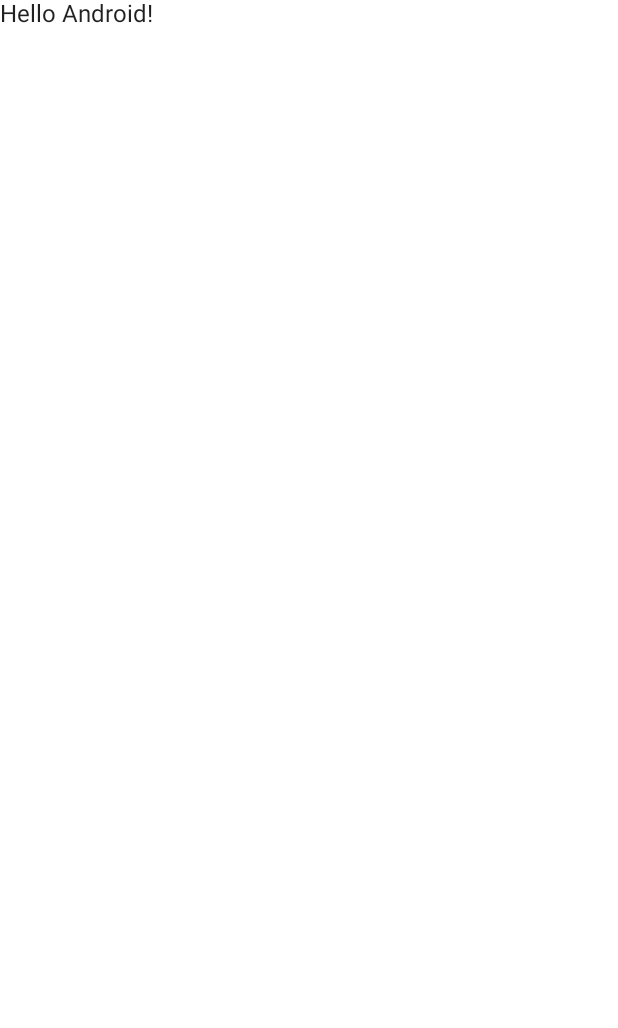
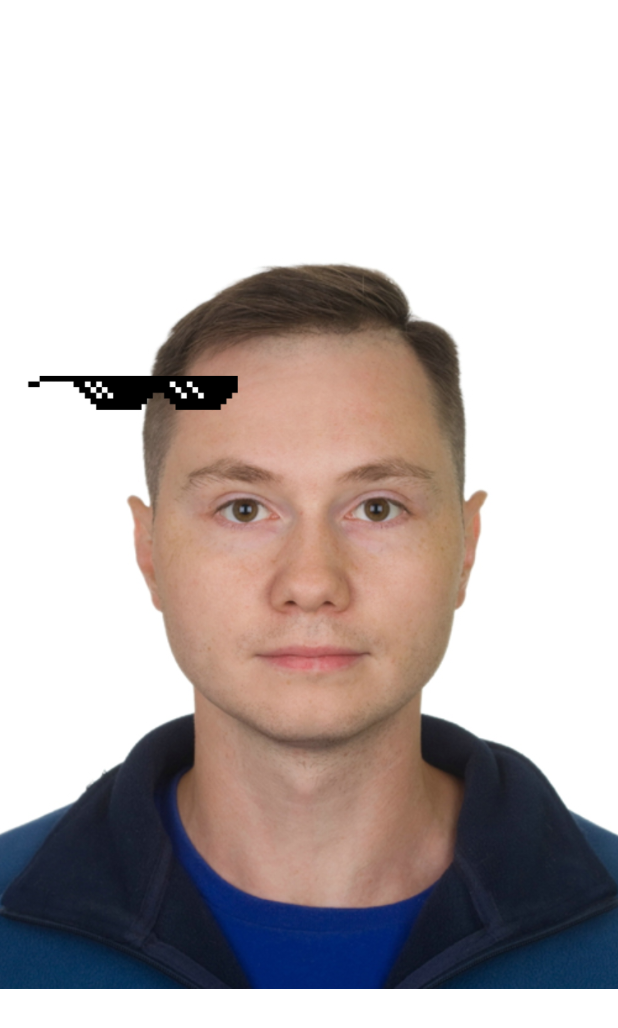
Before and after one commit to Danik911/GifApp, an Android app built with Jetpack Compose: the screen it shows after launch (MainActivity), on a phone screen of 412 x 824 dp. Before the commit the part shown is almost empty. Shown: the top 1028 px of the screen. Run offline under Robolectric (Android 15) with nearby library versions, the phone set to English and light mode, and no system bars.

Commit message:
Create backgroundAsset and assetContainer

```diff
--- a/app/src/main/java/com/example/gifapp/MainActivity.kt
+++ b/app/src/main/java/com/example/gifapp/MainActivity.kt
@@ -6,11 +6,11 @@ import androidx.activity.compose.setContent
 import androidx.compose.foundation.layout.fillMaxSize
 import androidx.compose.material.MaterialTheme
 import androidx.compose.material.Surface
-import androidx.compose.material.Text
-import androidx.compose.runtime.Composable
+import androidx.compose.runtime.remember
 import androidx.compose.ui.Modifier
-import androidx.compose.ui.tooling.preview.Preview
-import com.example.gifapp.ui.theme.GifAppTheme
+import androidx.compose.ui.platform.LocalConfiguration
+import com.example.gifapp.ui.composable.RenderBackground
+import com.example.gifapp.ui.composable.theme.GifAppTheme
 
 class MainActivity : ComponentActivity() {
     override fun onCreate(savedInstanceState: Bundle?) {
@@ -22,22 +22,13 @@ class MainActivity : ComponentActivity() {
                     modifier = Modifier.fillMaxSize(),
                     color = MaterialTheme.colors.background
                 ) {
-                    Greeting("Android")
+                    val configuration = LocalConfiguration.current
+                    val assetContainerHeight = remember {
+                        (configuration.screenHeightDp * 0.6).toInt()
+                    }
+                    RenderBackground(assetContainerHeightDp = assetContainerHeight)
                 }
             }
         }
     }
 }
-
-@Composable
-fun Greeting(name: String) {
-    Text(text = "Hello $name!")
-}
-
-@Preview(showBackground = true)
-@Composable
-fun DefaultPreview() {
-    GifAppTheme {
-        Greeting("Android")
-    }
-}
--- /dev/null
+++ b/app/src/main/java/com/example/gifapp/ui/composable/BackgroundAsset.kt
@@ -0,0 +1,101 @@
+package com.example.gifapp.ui.composable
+
+import androidx.compose.foundation.Image
+import androidx.compose.foundation.background
+import androidx.compose.foundation.gestures.detectTransformGestures
+import androidx.compose.foundation.layout.*
+import androidx.compose.runtime.*
+import androidx.compose.ui.Modifier
+import androidx.compose.ui.geometry.Offset
+import androidx.compose.ui.graphics.Color
+import androidx.compose.ui.graphics.TransformOrigin
+import androidx.compose.ui.graphics.graphicsLayer
+import androidx.compose.ui.input.pointer.pointerInput
+import androidx.compose.ui.layout.ContentScale
+import androidx.compose.ui.res.painterResource
+import androidx.compose.ui.unit.dp
+import com.example.gifapp.R
+import kotlin.math.PI
+import kotlin.math.cos
+import kotlin.math.sin
+
+@Composable
+fun RenderBackground(
+    assetContainerHeightDp: Int
+) {
+    Box(modifier = Modifier.wrapContentSize())
+    {
+        val backgroundAsset = painterResource(id = R.drawable.background_image)
+        Image(
+            modifier = Modifier
+                .fillMaxWidth()
+                .height(assetContainerHeightDp.dp),
+            painter = backgroundAsset,
+            contentDescription = "Gif background",
+            contentScale = ContentScale.Crop
+        )
+        RenderAsset(assetContainerHeightDp = assetContainerHeightDp)
+    }
+}
+
+@Composable
+fun RenderAsset(
+    assetContainerHeightDp: Int
+) {
+
+    var offset by remember {
+        mutableStateOf(Offset.Zero)
+    }
+    var zoom by remember {
+        mutableStateOf(1f)
+    }
+    var angle by remember {
+        mutableStateOf(0f)
+    }
+
+    val asset = painterResource(id = R.drawable.sunglasses_default)
+
+    Box(
+        modifier = Modifier
+            .fillMaxWidth()
+            .height(assetContainerHeightDp.dp)
+    ) {
+        Image(
+            modifier = Modifier
+                .graphicsLayer {
+                    val rotateOffset = offset.rotateBy(angle)
+                    translationX = -rotateOffset.x
+                    translationY = -rotateOffset.y
+                    scaleX = zoom
+                    scaleY = zoom
+                    rotationZ = angle
+                    transformOrigin = TransformOrigin(0f, 0f)
+                }
+                .pointerInput(Unit) {
+                    detectTransformGestures(
+                        onGesture = { centroid, pan, gestureZoom, gestureRotation ->
+                            val oldScale = zoom
+                            val newScale = zoom * gestureZoom
+                            angle += gestureRotation
+                            zoom = newScale
+
+                            offset = (offset - centroid * oldScale).rotateBy(-gestureRotation) +
+                                    (centroid * newScale - pan * oldScale)
+                        }
+                    )
+                }
+                .size(200.dp, 200.dp),
+            painter = asset,
+            contentDescription = "Overlay image"
+        )
+
+    }
+}
+
+fun Offset.rotateBy(angle: Float): Offset {
+    val angleInRadians = angle * PI / 180
+    return Offset(
+        (x * cos(angleInRadians) - y * sin(angleInRadians)).toFloat(),
+        (x * sin(angleInRadians) + y * cos(angleInRadians)).toFloat()
+    )
+}
--- a/app/src/main/java/com/example/gifapp/ui/theme/Color.kt
+++ b/app/src/main/java/com/example/gifapp/ui/composable/theme/Color.kt
@@ -1,4 +1,4 @@
-package com.example.gifapp.ui.theme
+package com.example.gifapp.ui.composable.theme
 
 import androidx.compose.ui.graphics.Color
 
--- a/app/src/main/java/com/example/gifapp/ui/theme/Shape.kt
+++ b/app/src/main/java/com/example/gifapp/ui/composable/theme/Shape.kt
@@ -1,4 +1,4 @@
-package com.example.gifapp.ui.theme
+package com.example.gifapp.ui.composable.theme
 
 import androidx.compose.foundation.shape.RoundedCornerShape
 import androidx.compose.material.Shapes
--- a/app/src/main/java/com/example/gifapp/ui/theme/Theme.kt
+++ b/app/src/main/java/com/example/gifapp/ui/composable/theme/Theme.kt
@@ -1,4 +1,4 @@
-package com.example.gifapp.ui.theme
+package com.example.gifapp.ui.composable.theme
 
 import androidx.compose.foundation.isSystemInDarkTheme
 import androidx.compose.material.MaterialTheme
--- a/app/src/main/java/com/example/gifapp/ui/theme/Type.kt
+++ b/app/src/main/java/com/example/gifapp/ui/composable/theme/Type.kt
@@ -1,4 +1,4 @@
-package com.example.gifapp.ui.theme
+package com.example.gifapp.ui.composable.theme
 
 import androidx.compose.material.Typography
 import androidx.compose.ui.text.TextStyle
```
Also changed, not shown: app/src/main/res/drawable/background_image.jpg (added), app/src/main/res/drawable/sunglasses_default.png (added).
